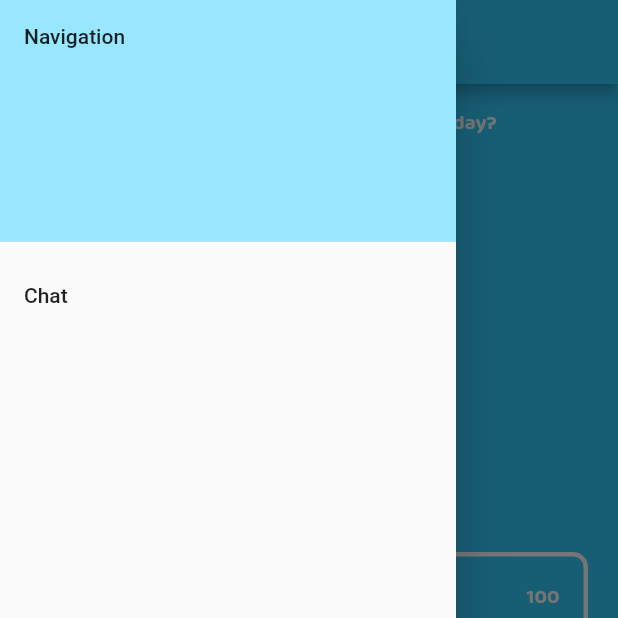
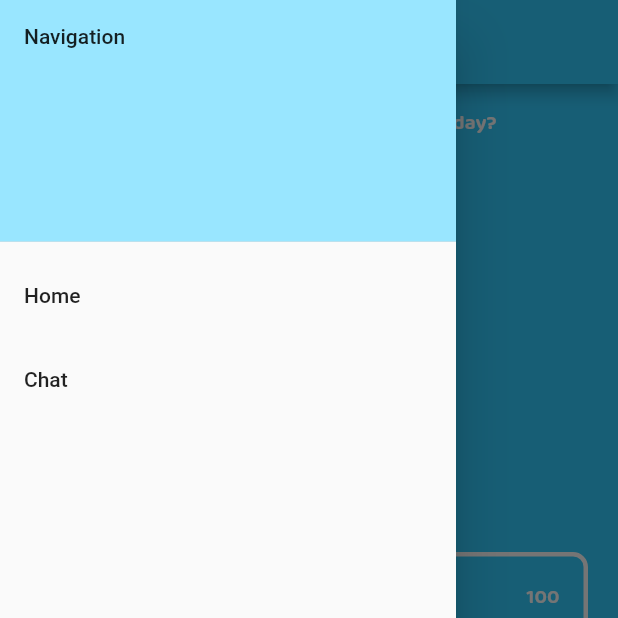
Before and after one commit to Leeds-Beckett-Therapy-Bot-Group/psycube-flutter-application, a Flutter app: the screen it shows after launch, with the side drawer open, on a phone screen of 412 x 824 dp, the top half of it. Run offline on Flutter 3.47's test engine with Material 2 defaults, Android fonts, the phone set to English and light mode, and no system bars; drawn by our look-alikes of percent_indicator; our stand-ins replace bubble, speech_to_text; missing offline and left inert: speech_recognition.

Commit message:
Navigation

```diff
--- a/lib/components/navigation_drawer.dart
+++ b/lib/components/navigation_drawer.dart
@@ -1,6 +1,7 @@
 import 'package:flutter/material.dart';
 import 'package:therapyapp/constants.dart';
 import 'package:therapyapp/screens/chat_page.dart';
+import 'package:therapyapp/screens/home_page.dart';
 
 // todo: needs refactoring to have route maps and made prettier etc..
 
@@ -18,18 +19,40 @@ class NavigationDrawer extends StatelessWidget {
                 color: kAccentBlue
             ),
           ),
-          ListTile(
-            title: Text('Chat'),
+          NavTile(
+            barTitle: Text(
+              'Home',
+            ),
+                onTap: () {
+                  Navigator.pop(context);
+                  Navigator.pushNamed(context, '/HomePage');
+            },
+          ),
+          NavTile(
+            barTitle: Text(
+              'Chat'
+            ),
             onTap: () {
-              Navigator.push(context, MaterialPageRoute(
-                  builder: (context) {
-                    return ChatBot();
-                  }
-              ));
-            },
+              Navigator.pop(context);
+              Navigator.pushNamed(context, '/ChatBot');
+            }
           ),
         ],
       ),
     );
   }
 }
+
+class NavTile extends StatelessWidget {
+  NavTile({@required this.barTitle, @required this.onTap});
+
+  final Text barTitle;
+  final Function onTap;
+  @override
+  Widget build(BuildContext context) {
+    return ListTile(
+      title: barTitle,
+      onTap: onTap,
+    );
+  }
+}
--- a/lib/main.dart
+++ b/lib/main.dart
@@ -1,4 +1,5 @@
 import 'package:flutter/material.dart';
+import 'package:therapyapp/screens/chat_page.dart';
 import 'screens/home_page.dart';
 import 'constants.dart';
 
@@ -32,8 +33,14 @@ class Psycube extends StatelessWidget {
           accentColor: Color(0xFFFFFFFF),
           scaffoldBackgroundColor: kPrimaryBlue
         ),
+        routes: {
+          '/HomePage': (context) => Homepage(),
+          '/ChatBot': (context) => ChatBot(),
+        },
         home: Scaffold(
-          body: SafeArea(child: Homepage()),
+          body: SafeArea(
+              child: Homepage()
+          ),
         ));
   }
 }
--- a/lib/screens/chat_page.dart
+++ b/lib/screens/chat_page.dart
@@ -5,6 +5,7 @@ import 'package:speech_to_text/speech_to_text.dart';
 import 'package:speech_to_text/speech_recognition_error.dart';
 import 'package:speech_to_text/speech_recognition_result.dart';
 import 'dart:async';
+import '../components/navigation_drawer.dart';
 
 
 class ChatBot extends StatefulWidget {
@@ -54,6 +55,7 @@ class _ChatBotState extends State<ChatBot> {
   @override
   Widget build(BuildContext context) {
     return Scaffold(
+      drawer: NavigationDrawer(),
       appBar: AppBar(
         title: Text(
           'Psycube',
```
